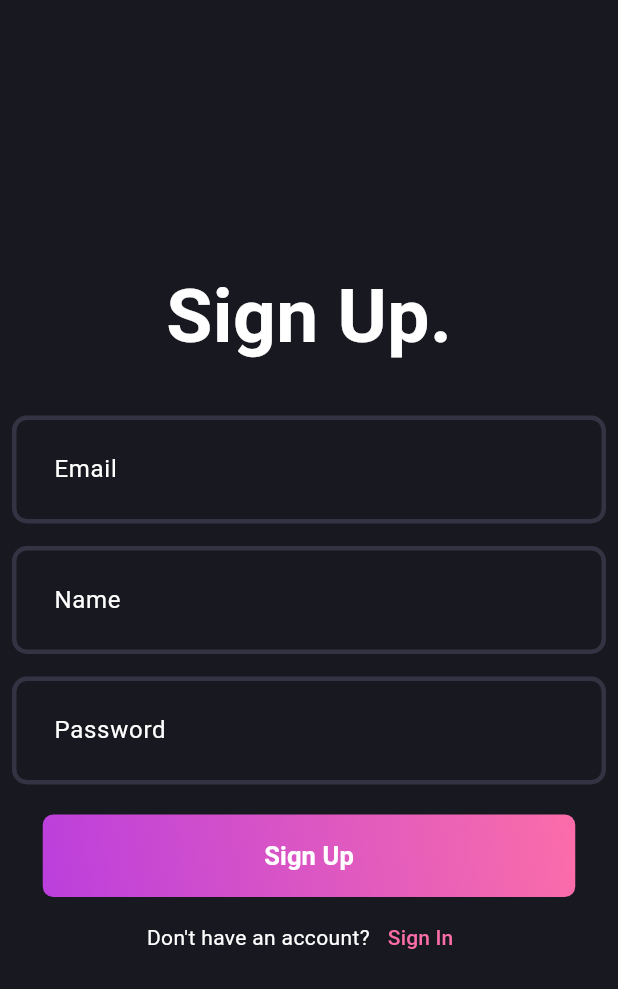
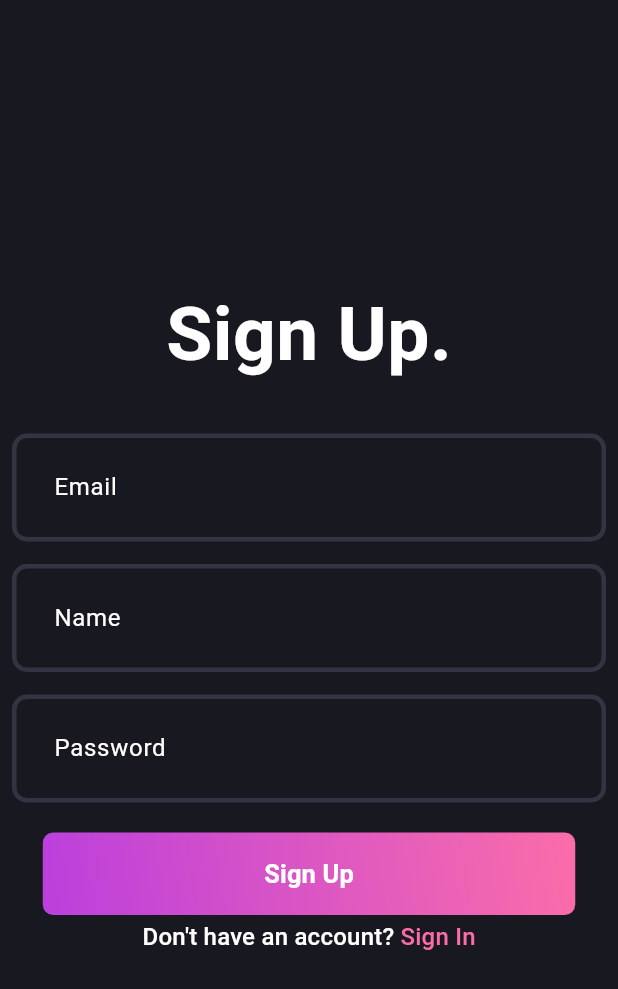
Before and after one commit to AnukulPoudel/blog_app, a Flutter app: the screen it shows after launch, on a phone screen of 412 x 824 dp. Shown: the top 989 px of the screen. Run offline on Flutter 3.47's test engine with Material 3 defaults, Android fonts, the phone set to English and light mode, and no system bars.

```diff
--- a/lib/features/auth/presentation/pages/signup_page.dart
+++ b/lib/features/auth/presentation/pages/signup_page.dart
@@ -41,7 +41,10 @@ class _SignUpPageState extends State<SignUpPage> {
               textMessage: 'Sign Up',
             ),
             SizedBox(height: 3),
-            AuthBottomText(),
+            AuthBottomText(
+              messageFirst: "Don't have an account? ",
+              messageSecond: "Sign In",
+            ),
           ],
         ),
       ),
--- a/lib/features/auth/presentation/widgets/auth_bottom_text.dart
+++ b/lib/features/auth/presentation/widgets/auth_bottom_text.dart
@@ -2,24 +2,25 @@ import 'package:blog_app/core/themes/app_palate.dart';
 import 'package:flutter/material.dart';
 
 class AuthBottomText extends StatelessWidget {
-  const AuthBottomText({super.key});
+  final String messageFirst, messageSecond;
+  const AuthBottomText(
+      {super.key, required this.messageFirst, required this.messageSecond});
 
   @override
   Widget build(BuildContext context) {
-    return Row(
-      mainAxisAlignment: MainAxisAlignment.center,
-      children: [
-        const Text("Don't have an account?"),
-        TextButton(
-          onPressed: () {},
-          child: const Text(
-            "Sign In",
-            style: TextStyle(
-              color: AppPallete.gradient2,
-            ),
+    return RichText(
+      text: TextSpan(
+        text: messageFirst,
+        style: Theme.of(context).textTheme.titleMedium,
+        children: [
+          TextSpan(
+            text: messageSecond,
+            style: Theme.of(context).textTheme.titleMedium?.copyWith(
+                  color: AppPallete.gradient2,
+                ),
           ),
-        )
-      ],
+        ],
+      ),
     );
   }
 }
```
